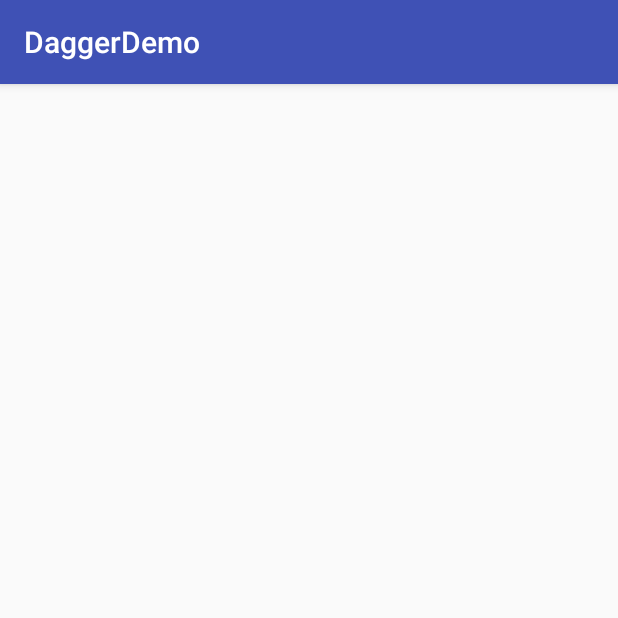
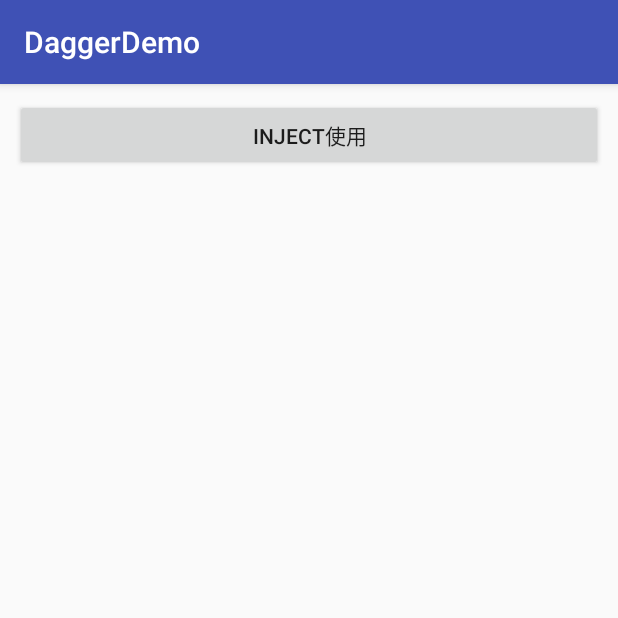
Before and after one commit to zhuzhu2017/DaggerDemo, an Android app: the screen it shows after launch (MainActivity), on a phone screen of 412 x 824 dp, the top half of it. Run offline under Robolectric (Android 15) with nearby library versions, the phone set to English and light mode, and no system bars; our stand-ins replace ButterKnife.

Commit message:
简单注解实现

```diff
--- a/app/build.gradle
+++ b/app/build.gradle
@@ -27,4 +27,7 @@ dependencies {
     //引入Dagger2
     compile 'com.google.dagger:dagger:2.4'
     annotationProcessor 'com.google.dagger:dagger-compiler:2.4'
+    //引入butterknife
+    compile 'com.jakewharton:butterknife:8.8.1'
+    annotationProcessor 'com.jakewharton:butterknife-compiler:8.8.1'
 }
--- a/app/src/main/AndroidManifest.xml
+++ b/app/src/main/AndroidManifest.xml
@@ -16,6 +16,7 @@
                 <category android:name="android.intent.category.LAUNCHER" />
             </intent-filter>
         </activity>
+        <activity android:name=".ui.InjectActivity" />
     </application>
 
 </manifest>
--- a/app/src/main/java/com/tongtong/daggerdemo/MainActivity.java
+++ b/app/src/main/java/com/tongtong/daggerdemo/MainActivity.java
@@ -1,13 +1,31 @@
 package com.tongtong.daggerdemo;
 
+import android.content.Intent;
+import android.os.Bundle;
 import android.support.v7.app.AppCompatActivity;
-import android.os.Bundle;
+import android.widget.Button;
+
+import com.tongtong.daggerdemo.ui.InjectActivity;
+
+import butterknife.BindView;
+import butterknife.ButterKnife;
+import butterknife.OnClick;
 
 public class MainActivity extends AppCompatActivity {
+
+    @BindView(R.id.btn_inject)
+    Button btnInject;
 
     @Override
     protected void onCreate(Bundle savedInstanceState) {
         super.onCreate(savedInstanceState);
         setContentView(R.layout.activity_main);
+        ButterKnife.bind(this);
+    }
+
+    @OnClick(R.id.btn_inject)
+    public void onViewClicked() {
+        Intent intent = new Intent(this, InjectActivity.class);
+        startActivity(intent);
     }
 }
--- a/app/src/main/res/layout/activity_main.xml
+++ b/app/src/main/res/layout/activity_main.xml
@@ -3,6 +3,13 @@
     xmlns:tools="http://schemas.android.com/tools"
     android:layout_width="match_parent"
     android:layout_height="match_parent"
+    android:padding="10dp"
     tools:context="com.tongtong.daggerdemo.MainActivity">
 
+    <Button
+        android:id="@+id/btn_inject"
+        android:layout_width="match_parent"
+        android:layout_height="wrap_content"
+        android:text="Inject使用" />
+
 </LinearLayout>
--- a/app/src/main/res/values/strings.xml
+++ b/app/src/main/res/values/strings.xml
@@ -1,3 +1,4 @@
 <resources>
     <string name="app_name">DaggerDemo</string>
+    <string name="create_obj">生成对象</string>
 </resources>
```
Also changed, not shown: app/src/main/java/com/tongtong/daggerdemo/component/InjectComponent.java (added, +15 -0 lines), app/src/main/java/com/tongtong/daggerdemo/entity/Cloth.java (added, +24 -0 lines), app/src/main/java/com/tongtong/daggerdemo/module/InjectModule.java (added, +23 -0 lines), app/src/main/java/com/tongtong/daggerdemo/ui/InjectActivity.java (added, +47 -0 lines), app/src/main/res/layout/activity_inject.xml (added, +20 -0 lines).
